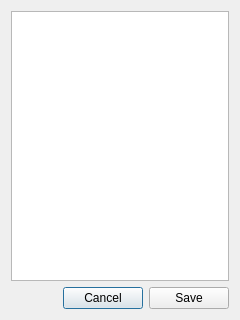
This is src/savedialog.ui in DanyStepanek/Chess as Qt 5 draws it before an edit. The edited form follows.
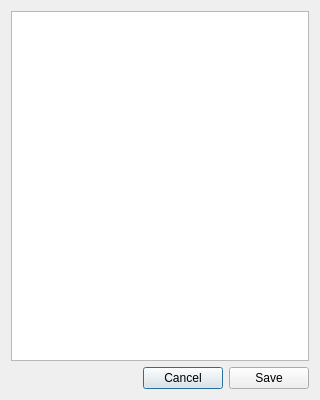
This is the edited form.

The edit to the form file:
```diff
--- a/src/savedialog.ui
+++ b/src/savedialog.ui
@@ -6,8 +6,8 @@
    <rect>
     <x>0</x>
     <y>0</y>
-    <width>240</width>
-    <height>320</height>
+    <width>320</width>
+    <height>400</height>
    </rect>
   </property>
   <property name="windowTitle">
```
